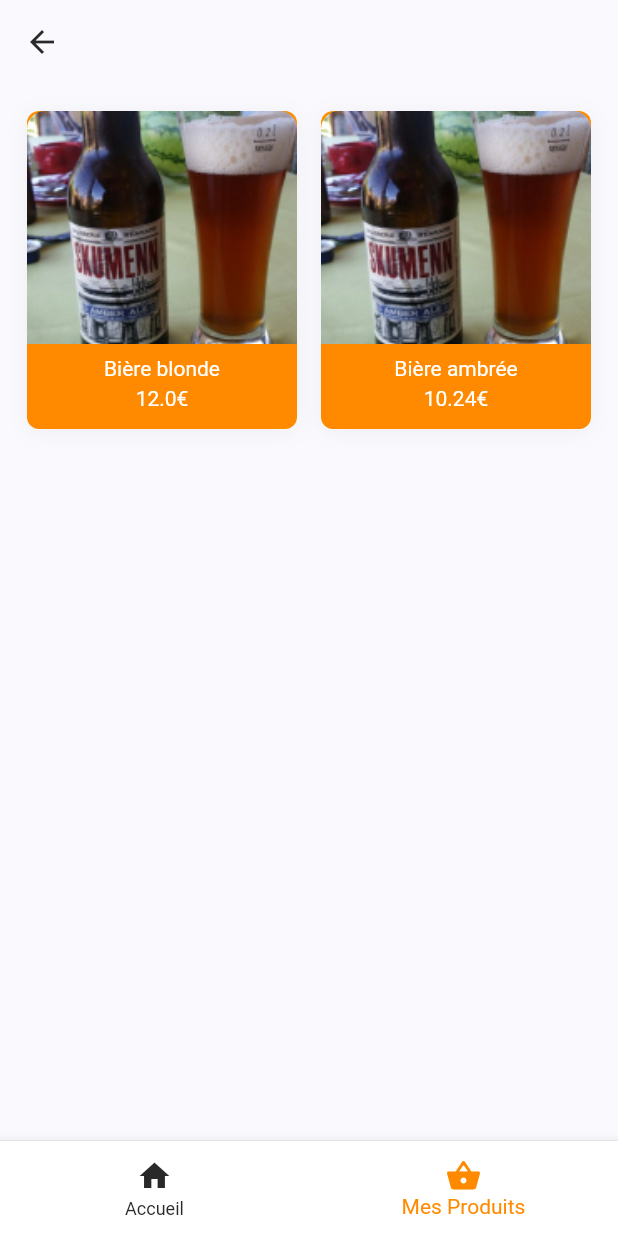
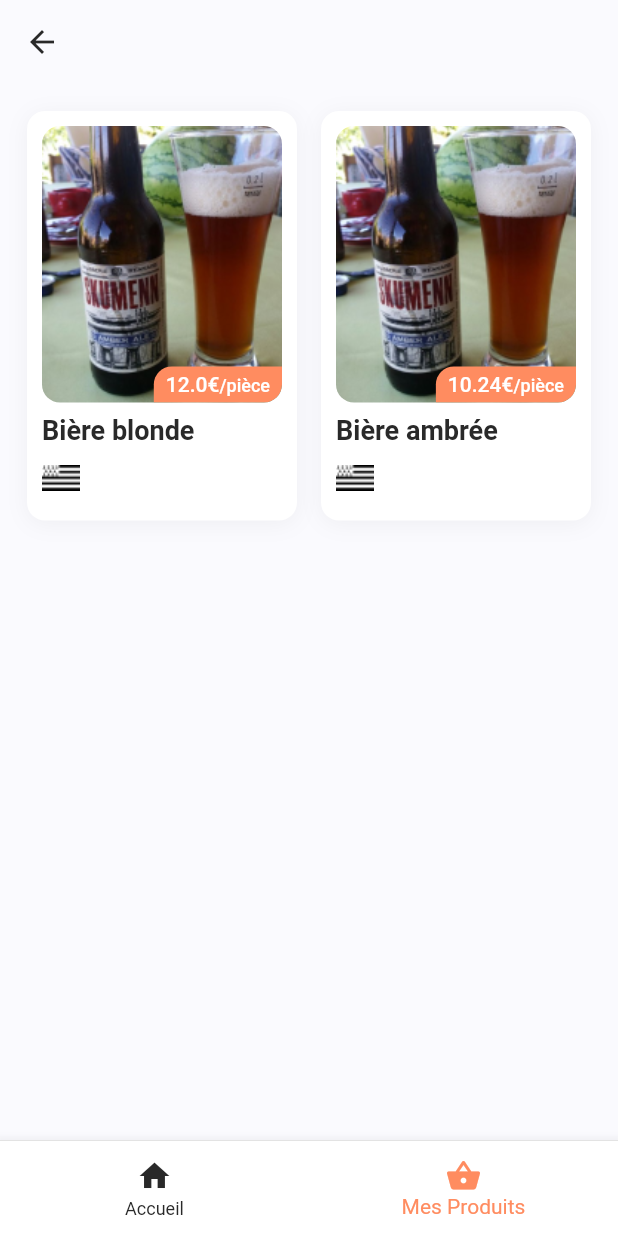
Before and after one commit to Le-Chemin-du-Local/Application, a Flutter app: the screen it shows after launch, after a tap on "Lister mes produits", after a tap on "Brasserie", on a phone screen of 412 x 824 dp. Run offline on Flutter 3.47's test engine with Material 2 defaults, Android fonts, the light colour scheme and no system bars; our stand-ins replace flutter_riverpod.

Commit message:
💄 Redesign products card

```diff
--- a/lib/core/widgets/cl_card.dart
+++ b/lib/core/widgets/cl_card.dart
@@ -35,7 +35,7 @@ class ClCard extends StatelessWidget {
         border: borderColor != null ? Border.all(
           color: borderColor!,
         ) : null,
-        borderRadius: const BorderRadius.all(Radius.circular(8.0)),
+        borderRadius: const BorderRadius.all(Radius.circular(12.0)),
         boxShadow: const [
           BoxShadow(
             color: Color(0x0c000000),
--- a/lib/features/products/products_main_page.dart
+++ b/lib/features/products/products_main_page.dart
@@ -25,7 +25,7 @@ class _ProductsMainPageState extends State<ProductsMainPage> {
             // The categories pannel
             Flexible(
               child: Container(
-                constraints: BoxConstraints(maxWidth: isBigLayout ? 400 : double.infinity),
+                constraints: BoxConstraints(maxWidth: isBigLayout ? 200 : double.infinity),
                 decoration: const BoxDecoration(
                   border: Border(
                     right: BorderSide(
--- a/lib/features/products/products_page.dart
+++ b/lib/features/products/products_page.dart
@@ -22,8 +22,8 @@ class ProductsPage extends ConsumerWidget {
       body: ref.watch(productsControllerProvider).productsByCategory(category).when(
         data: (products) => GridView(
           gridDelegate: const SliverGridDelegateWithMaxCrossAxisExtent(
-            maxCrossAxisExtent: 200,
-            mainAxisExtent: 212,
+            maxCrossAxisExtent: 270,
+            mainAxisExtent: 273,
             crossAxisSpacing: 16,
             mainAxisSpacing: 16
           ),
--- a/lib/features/products/widgets/product_card.dart
+++ b/lib/features/products/widgets/product_card.dart
@@ -13,12 +13,8 @@ class ProductCard extends StatelessWidget {
 
   @override
   Widget build(BuildContext context) {
-    return DefaultTextStyle(
-      style: const TextStyle(color: Palette.colorWhite),
-      textAlign: TextAlign.center,
-      child: ClCard(
-        padding: EdgeInsets.zero,
-        backgroundColor: Theme.of(context).primaryColor,
+    return ClCard(
+      padding: const EdgeInsets.all(10),
       child: Column(
         mainAxisSize: MainAxisSize.min,
         crossAxisAlignment: CrossAxisAlignment.stretch,
@@ -27,22 +23,56 @@ class ProductCard extends StatelessWidget {
           Expanded(
             flex: 7,
             child: ClipRRect(
-                borderRadius: const BorderRadius.only(
-                  topLeft: Radius.circular(12),
-                  topRight: Radius.circular(12),
-                ),
-                child: Image.asset("assets/images/beer.png", fit: BoxFit.cover,),
+              borderRadius: BorderRadius.circular(12.0),
+              child: _buildImageWithPrice(context),
             )
           ),
           const SizedBox(height: 8.0,),
           // The name of the product
-            Flexible(child: Text(product.name)),
-            const SizedBox(height: 4.0,),
-            // The price
-            Flexible(child: Text("${product.price}€"))
+          Flexible(child: Text(product.name, style: const TextStyle(fontWeight: FontWeight.bold),)),
+          const SizedBox(height: 8.0,),
+          // The flag if it's a breton product
+          Flexible(
+            child: Align(
+              alignment: Alignment.centerLeft,
+              child: Image.asset("assets/images/drapeau_breton.png")
+            )
+          )
         ],
-        ),
       ),
     );
   }
+
+  Widget _buildImageWithPrice(BuildContext context) {
+    return Stack(
+      children: [
+        Positioned.fill(
+          child: Image.asset("assets/images/beer.png", fit: BoxFit.cover,),
+        ),
+        Positioned(
+          bottom: 0,
+          right: 0,
+          child: Container(
+            padding: const EdgeInsets.symmetric(horizontal: 8.0, vertical: 4.0),
+            decoration: BoxDecoration(
+              color: Theme.of(context).primaryColor,
+              borderRadius: const BorderRadius.only(
+                topLeft: Radius.circular(12.0),
+                bottomRight: Radius.circular(12.0)
+              )
+            ),
+            child: RichText(
+              text: TextSpan(
+                text: "${product.price}€",
+                style: const TextStyle(fontWeight: FontWeight.w500),
+                children: const [
+                  TextSpan(text: "/pièce", style: TextStyle(fontSize: 12.0))
+                ]
+              ),
+            ),
+          ),
+        )
+      ],
+    );
   }
+}
--- a/lib/theme/cl_theme.dart
+++ b/lib/theme/cl_theme.dart
@@ -24,7 +24,11 @@ class ClTheme {
 
       textTheme: const TextTheme(
         headline2: TextStyle(fontSize: 24, color: Palette.colorDark),
-      )
+        bodyText1: TextStyle(fontSize: 12, color: Palette.colorDark),
+        bodyText2: TextStyle(fontSize: 18, color: Palette.colorDark)
+      ),
+
+      visualDensity: VisualDensity.standard
     );
   }
 
--- a/lib/theme/palette.dart
+++ b/lib/theme/palette.dart
@@ -6,7 +6,7 @@ class Palette {
   static const Color colorRed = Color(0xffff6767);
   static const Color colorRedPale = Color(0xffffa7a7);
 
-  static const Color colorOrange = Color(0xffff8a00);
+  static const Color colorOrange = Color(0xffff8c60);
   static const Color colorOrangePale = Color(0xffffc084);
 
   static const Color colorWhite = Color(0xffffffff);
```
Also changed, not shown: assets/images/drapeau_breton.png (added). Lines whose indentation alone changed are shown as unchanged.
